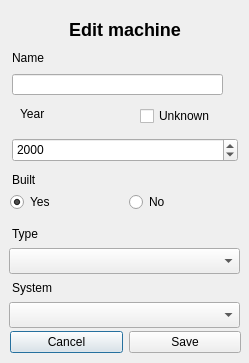
Before: the Qt Designer form Verklegt_Namskeid-Skil3/Verklegt_Namskeid-Skil3/ui/editmachinedialog.ui in Indexu/Verklegt_Namskeid, drawn with Qt 5.
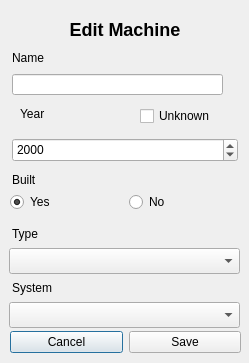
After: the same form once the commit is applied.

Patch:
```diff
--- a/Verklegt_Namskeid-Skil3/Verklegt_Namskeid-Skil3/ui/editmachinedialog.ui
+++ b/Verklegt_Namskeid-Skil3/Verklegt_Namskeid-Skil3/ui/editmachinedialog.ui
@@ -59,7 +59,7 @@
     </rect>
    </property>
    <property name="text">
-    <string>&lt;html&gt;&lt;head/&gt;&lt;body&gt;&lt;p&gt;&lt;span style=&quot; font-size:x-large; font-weight:600;&quot;&gt;Edit machine&lt;/span&gt;&lt;/p&gt;&lt;/body&gt;&lt;/html&gt;</string>
+    <string>&lt;html&gt;&lt;head/&gt;&lt;body&gt;&lt;p&gt;&lt;span style=&quot; font-size:x-large; font-weight:600;&quot;&gt;Edit Machine&lt;/span&gt;&lt;/p&gt;&lt;/body&gt;&lt;/html&gt;</string>
    </property>
    <property name="alignment">
     <set>Qt::AlignCenter</set>
```
